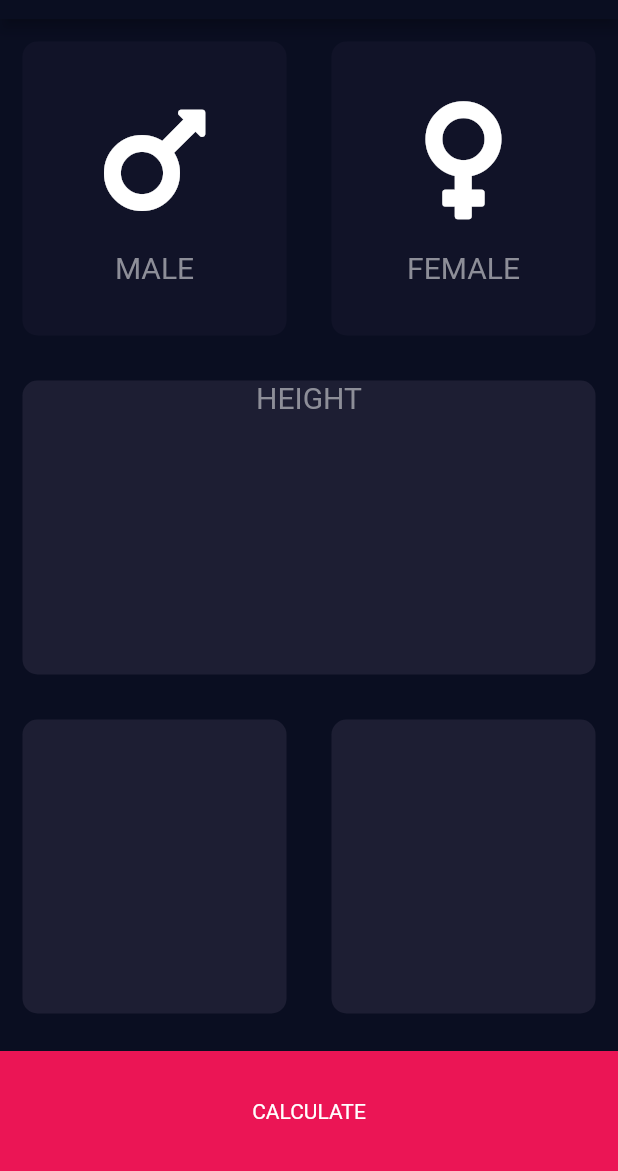
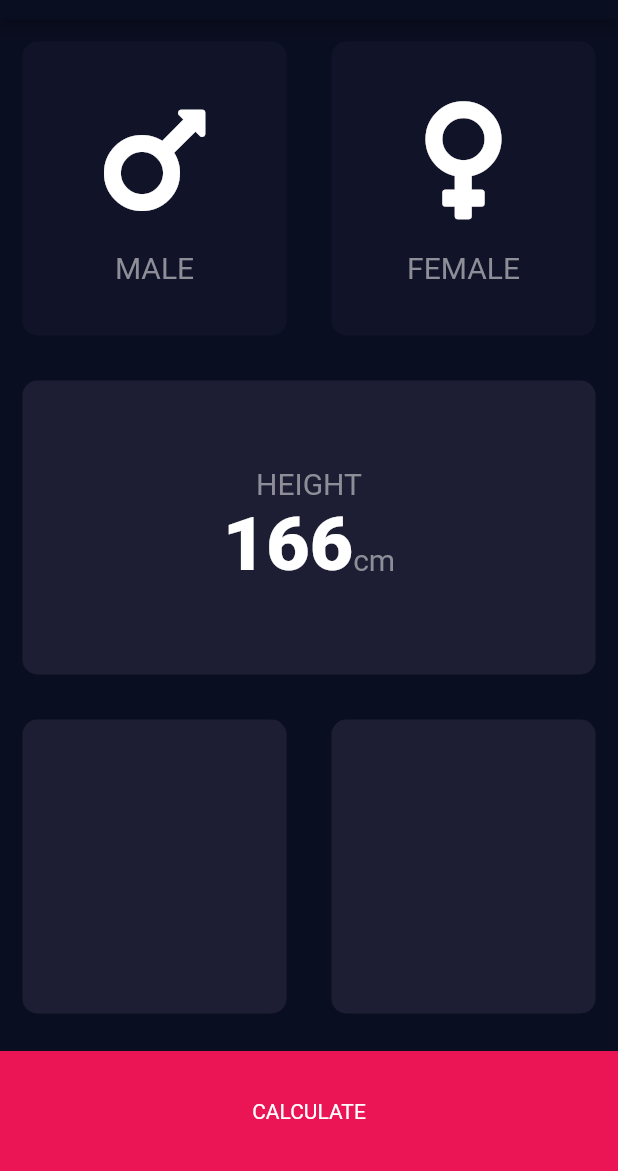
Before and after one commit to rashidrazak/flutter-bmi-calculator, a Flutter app: the screen it shows after launch, on a phone screen of 412 x 824 dp, the part 65-1236 px from its top. Run offline on Flutter 3.47's test engine with Material 2 defaults, Android fonts, the phone set to English and light mode, and no system bars; our stand-ins replace font_awesome_flutter.

Commit message:
Add height text and center all. Also use TextBaseline.

```diff
--- a/lib/constants.dart
+++ b/lib/constants.dart
@@ -9,3 +9,5 @@ const kLabelTextStyle = TextStyle(
   fontSize: 20.0,
   color: Color(0xFF8D8E98),
 );
+
+const kNumberTextStyle = TextStyle(fontSize: 50.0, fontWeight: FontWeight.w900);
--- a/lib/input_page.dart
+++ b/lib/input_page.dart
@@ -68,10 +68,26 @@ class _InputPageState extends State<InputPage> {
             child: ReusableCard(
               color: kActiveCardColor,
               cardChild: Column(
+                mainAxisAlignment: MainAxisAlignment.center,
                 children: <Widget>[
                   Text(
                     'HEIGHT',
                     style: kLabelTextStyle,
+                  ),
+                  Row(
+                    mainAxisAlignment: MainAxisAlignment.center,
+                    crossAxisAlignment: CrossAxisAlignment.baseline,
+                    textBaseline: TextBaseline.alphabetic,
+                    children: <Widget>[
+                      Text(
+                        '166',
+                        style: kNumberTextStyle,
+                      ),
+                      Text(
+                        'cm',
+                        style: kLabelTextStyle,
+                      ),
+                    ],
                   ),
                 ],
               ),
```
